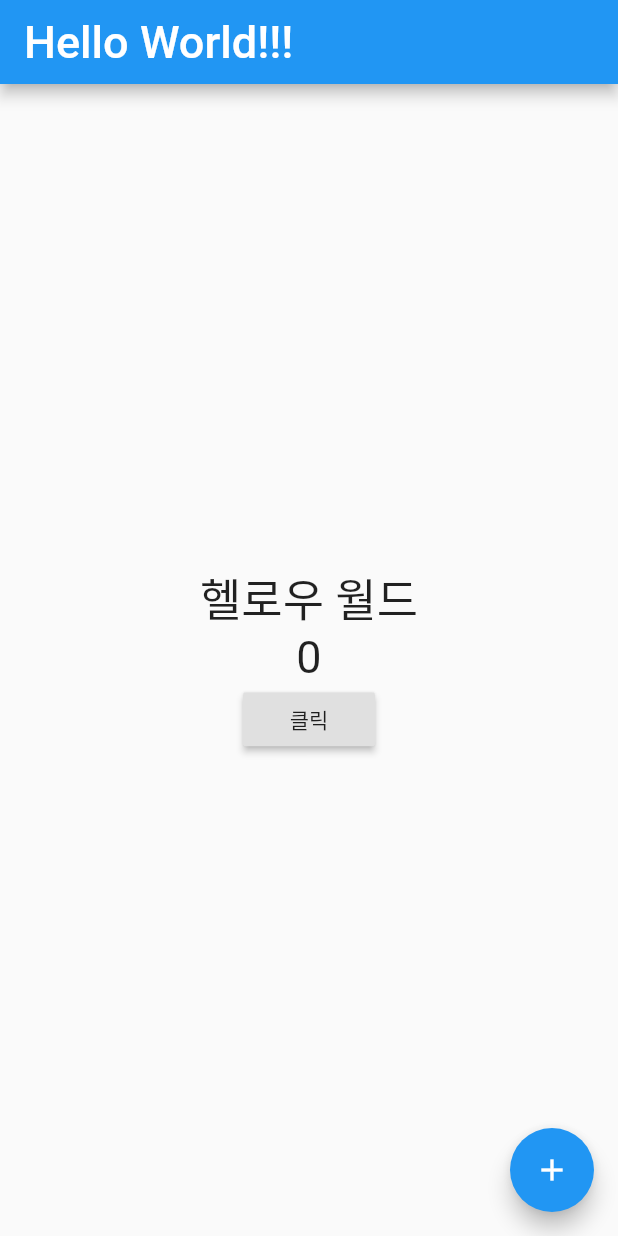
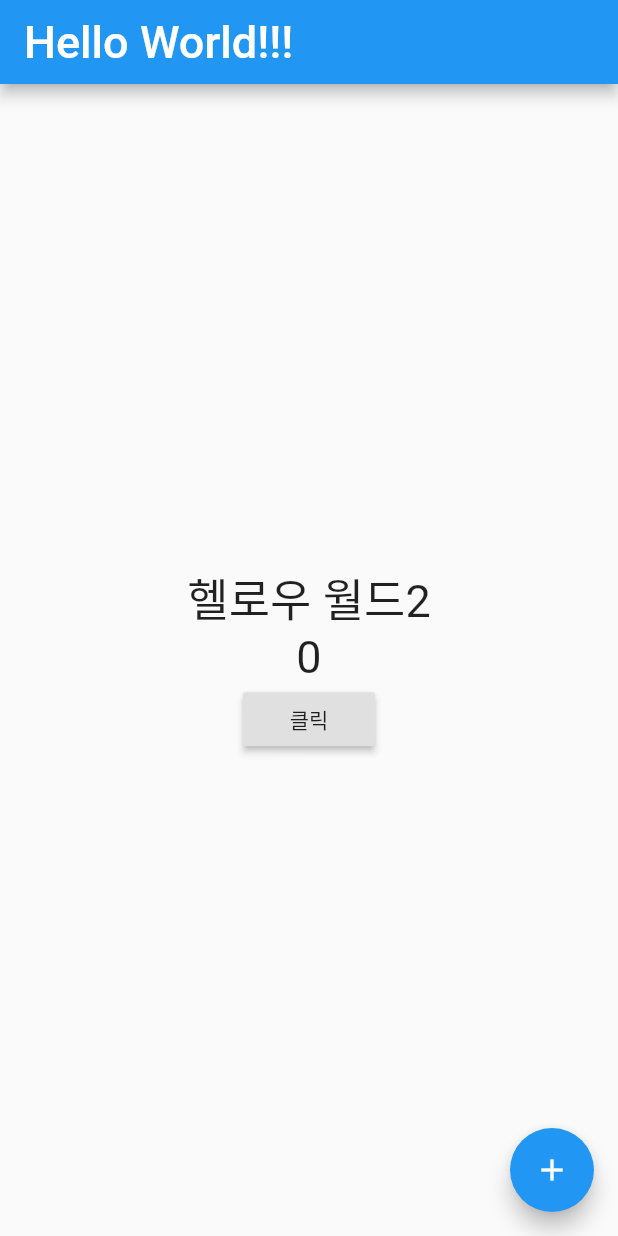
Before and after one commit to yungikim/dosa777, a Flutter app: the screen it shows after launch, on a phone screen of 412 x 824 dp. Run offline on Flutter 3.47's test engine with Material 2 defaults, Android fonts, the phone set to English and light mode, and no system bars.

Commit message:
테스트

```diff
--- a/lib/main.dart
+++ b/lib/main.dart
@@ -36,7 +36,7 @@ class HelloPage extends StatefulWidget {
 class _HelloPageState extends State<HelloPage> {
 
 
-  String _message = "헬로우 월드";
+  String _message = "헬로우 월드2";
   int _count = 0;
   @override
   Widget build(BuildContext context) {
```
